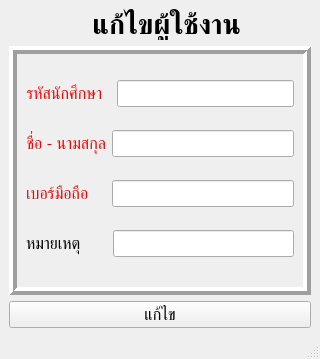
Old version of the form UI/EditUserPOS.ui in the repository oatanurakch/POS_UI.
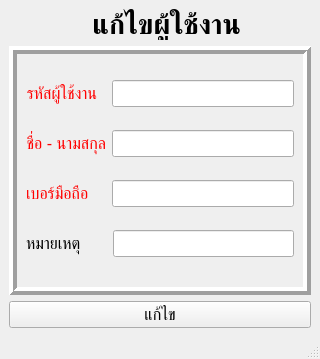
New version of the form. Icons and pictures are not drawn.

Diff of the .ui file:
```diff
--- a/UI/EditUserPOS.ui
+++ b/UI/EditUserPOS.ui
@@ -191,7 +191,7 @@
               <string notr="true">color: rgb(255, 0, 0);</string>
              </property>
              <property name="text">
-              <string>รหัสนักศึกษา  </string>
+              <string>รหัสผู้ใช้งาน  </string>
              </property>
              <property name="textFormat">
               <enum>Qt::AutoText</enum>
```
Left out of the diff: 2 changed lines with no effect on the pictures.
